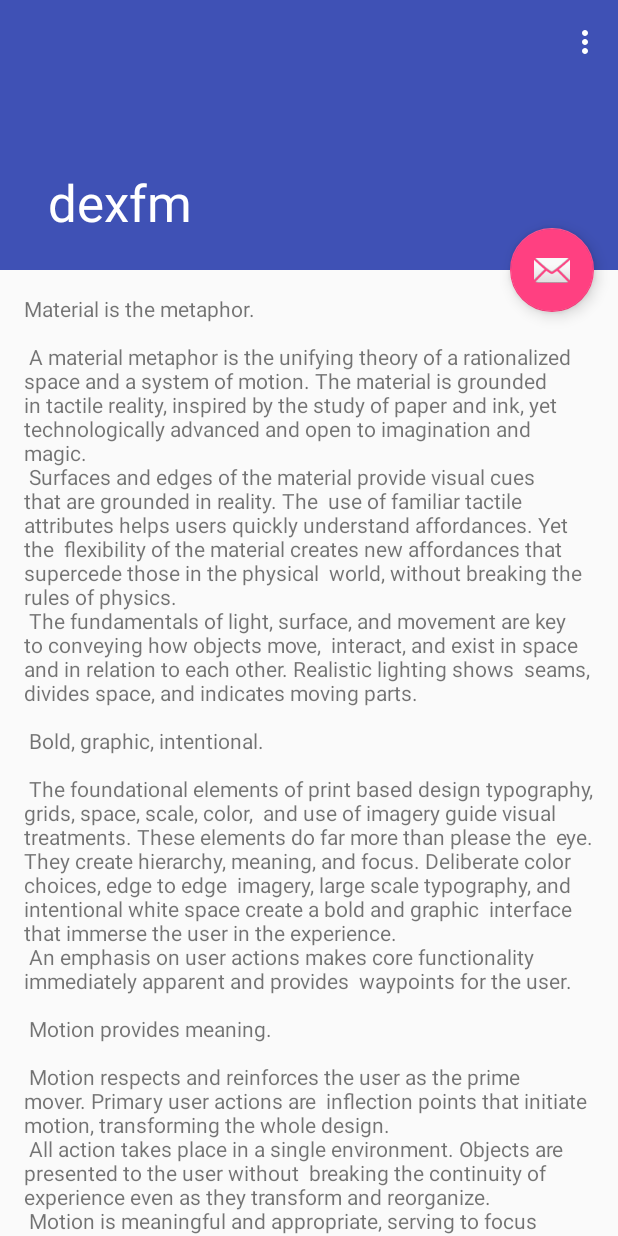
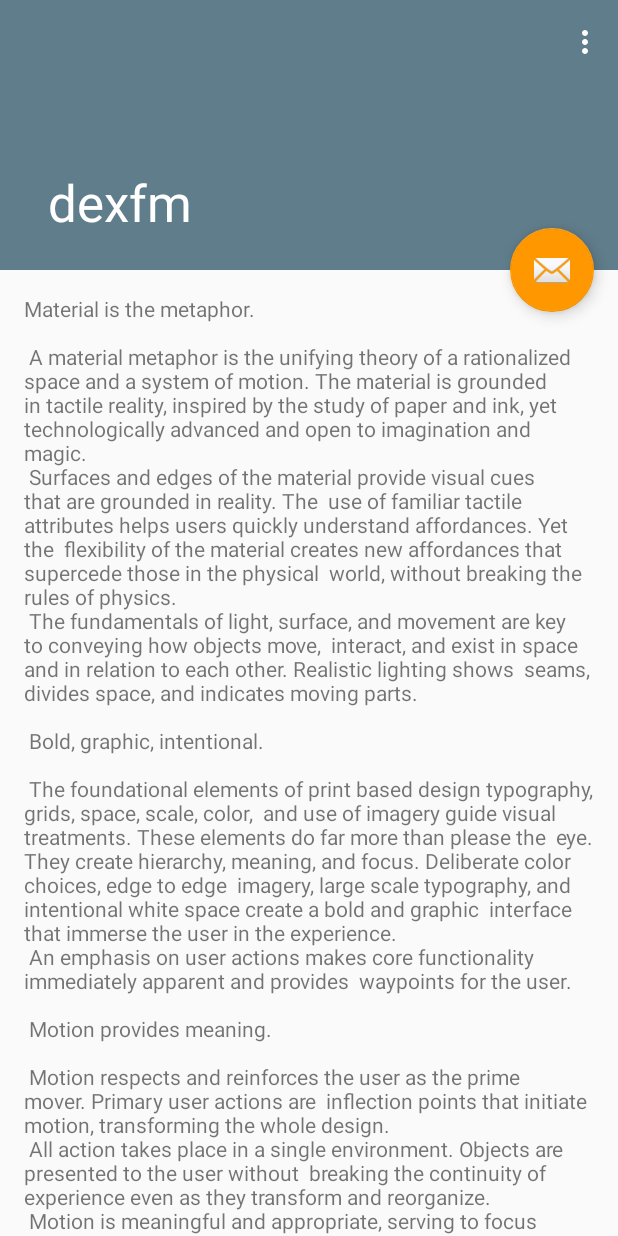
Before and after one commit to hkurokawa/dexfm-android, an Android app: the screen it shows after launch (ScrollingActivity), on a phone screen of 412 x 824 dp. Run offline under Robolectric (Android 15) with nearby library versions, the phone set to English and light mode, and no system bars.

Commit message:
Update primary colors.

```diff
--- a/app/src/main/res/values/colors.xml
+++ b/app/src/main/res/values/colors.xml
@@ -1,6 +1,10 @@
 <?xml version="1.0" encoding="utf-8"?>
 <resources>
-    <color name="colorPrimary">#3F51B5</color>
-    <color name="colorPrimaryDark">#303F9F</color>
-    <color name="colorAccent">#FF4081</color>
+    <color name="colorPrimary">#607D8B</color>
+    <color name="colorPrimaryDark">#455A64</color>
+    <color name="colorAccent">#FF9800</color>
+    <color name="colorPrimaryLight">#CFD8DC</color>
+    <color name="colorPrimaryText">#212121</color>
+    <color name="colorSecondaryText">#757575</color>
+    <color name="white">#FFFFFF</color>
 </resources>
```
